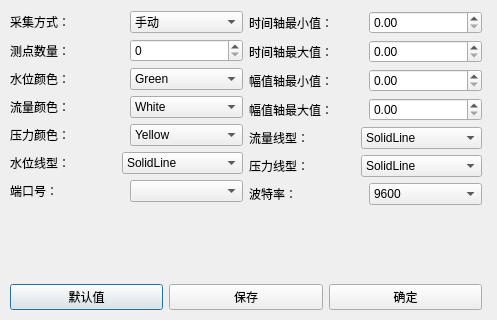
Old version of the form Theme/settingdialog.ui in the repository uufree/Qt.
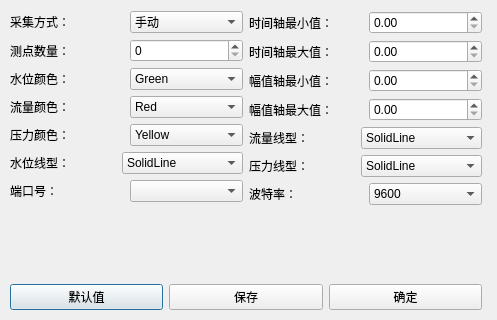
New version of the form.

The edit to the form file:
```diff
--- a/Theme/settingdialog.ui
+++ b/Theme/settingdialog.ui
@@ -296,6 +296,16 @@
           </item>
           <item>
            <widget class="QComboBox" name="flowColor">
+            <item>
+             <property name="text">
+              <string>Red</string>
+             </property>
+            </item>
+            <item>
+             <property name="text">
+              <string>Green</string>
+             </property>
+            </item>
             <item>
              <property name="text">
               <string>White</string>
```
Left out of the diff: 10 changed lines with no effect on the pictures.
